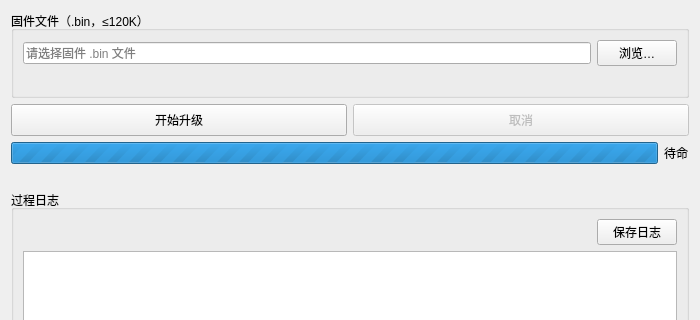
The window that src/pages/upgradepage.ui (ping5201314/My_xcom) describes before a commit, drawn with Qt 5; both pictures show x 0 to 700 and y 0 to 320 of the 700 by 620 pixel window.
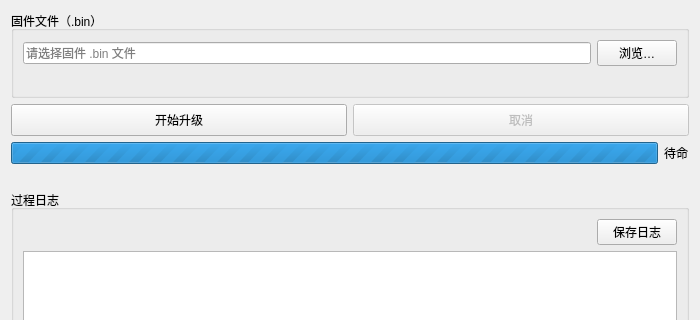
The same window after the commit.

```diff
--- a/src/pages/upgradepage.ui
+++ b/src/pages/upgradepage.ui
@@ -17,7 +17,7 @@
    <item>
     <widget class="QGroupBox" name="fileBox">
      <property name="title">
-      <string>固件文件（.bin，≤120K）</string>
+      <string>固件文件（.bin）</string>
      </property>
      <layout class="QVBoxLayout" name="fileLay">
       <item>
```
